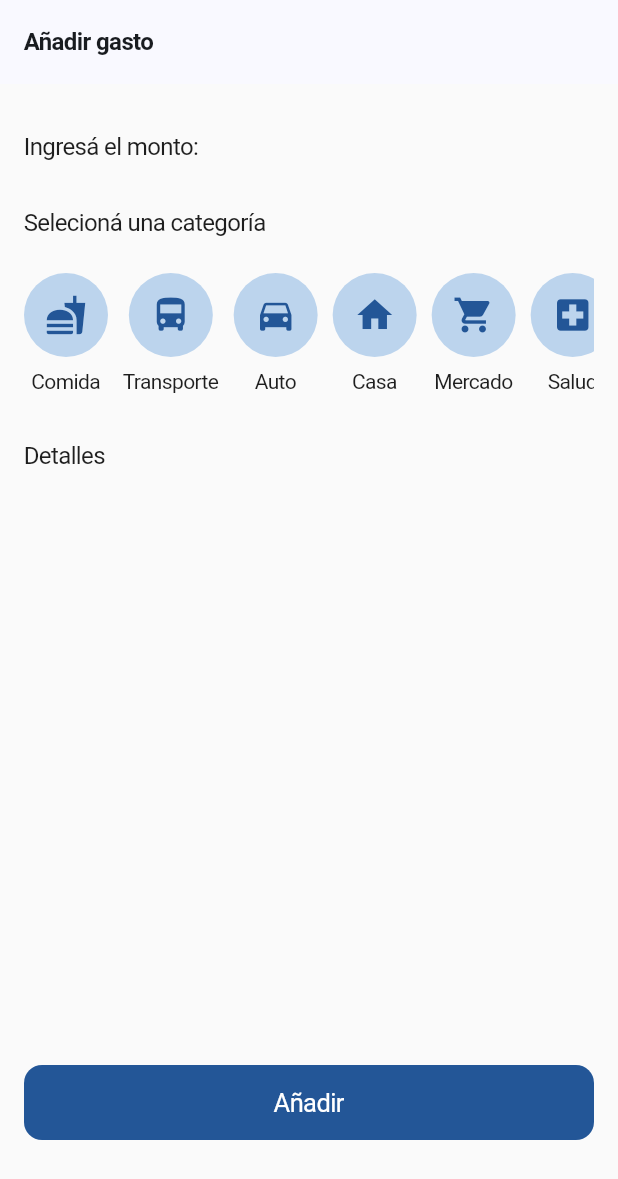
After one commit to MartinBal97/money_flow, a Flutter app: the ExpensesIncomesScreen screen opened by its route, on a phone screen of 412 x 824 dp. The commit adds this screen. Shown: the top 1179 px of the screen. Run offline on Flutter 3.47's test engine with Material 3 defaults, Android fonts, the phone set to English and light mode, and no system bars; our stand-ins replace animated_bottom_navigation_bar, animated_toggle_switch, bloc, cloud_firestore, firebase_auth, firebase_core and 3 more; accounts and stored records are empty; Roboto replaces fonts that are missing (SF Pro Text).

Commit message:
creating transactions model and screen of incomes and expenses

```diff
--- a/lib/core/router/router.dart
+++ b/lib/core/router/router.dart
@@ -9,6 +9,7 @@ import 'package:my_pocket/presentation/pages/auth/authentication_screen.dart';
 import 'package:my_pocket/presentation/pages/auth/signin_screen.dart';
 import 'package:my_pocket/presentation/pages/auth/signup_screen.dart';
 import 'package:my_pocket/presentation/pages/auth/splash_screen.dart';
+import 'package:my_pocket/presentation/pages/expenses_incomes/expenses_incomes_screen.dart';
 import 'package:my_pocket/presentation/pages/goals/goals_screen.dart';
 import 'package:my_pocket/presentation/pages/home/home_screen.dart';
 import 'package:my_pocket/presentation/pages/loading_screen.dart';
@@ -30,6 +31,21 @@ final appRouter = GoRouter(
     GoRoute(
       path: AppRoutes.loading,
       builder: (context, state) => const LoadingScreen(),
+    ),
+    GoRoute(
+      path: AppRoutes.expensesIncomes,
+      builder: (context, state) {
+        final extra = state.extra as Map<String, dynamic>?;
+
+        // Validar que no sea nulo y obtener los valores
+        final bool isHabitualPayment = extra?['isHabitualPayment'] ?? false;
+        final bool isTypeIncome = extra?['isTypeIncome'] ?? false;
+
+        return ExpensesIncomesScreen(
+          isHabitualPayment: isHabitualPayment,
+          isTypeIncome: isTypeIncome,
+        );
+      },
     ),
     GoRoute(
       path: AppRoutes.authentication,
--- a/lib/core/router/routes.dart
+++ b/lib/core/router/routes.dart
@@ -8,4 +8,5 @@ class AppRoutes {
   static const signin = '/signin';
   static const signup = '/signiup';
   static const loading = '/loading';
+  static const expensesIncomes = '/expensesIncomes';
 }
--- a/lib/data/firebase_auth_repo.dart
+++ b/lib/data/firebase_auth_repo.dart
@@ -2,7 +2,7 @@ import 'dart:developer';
 
 import 'package:cloud_firestore/cloud_firestore.dart';
 import 'package:firebase_auth/firebase_auth.dart';
-import 'package:my_pocket/domain/entities/auth/app_user.dart';
+import 'package:my_pocket/domain/entities/app_user.dart';
 import 'package:my_pocket/domain/repository/auth_repo.dart';
 
 class FirebaseAuthRepo implements AuthRepo {
--- /dev/null
+++ b/lib/domain/entities/transactions.dart
@@ -0,0 +1,65 @@
+enum TransactionType { income, expense }
+
+enum TransactionCategory {
+  food,
+  transport,
+  car,
+  home,
+  market,
+  health,
+  education,
+  sport,
+  clothing,
+  rent,
+  salary,
+  ocio,
+  others
+}
+
+class Transactions {
+  final String uid;
+  final String userIdTransaction;
+  final TransactionType transactionType;
+  final TransactionCategory transactionCategory;
+  final double quantity;
+  final bool habitualPayment;
+  final DateTime createdAt;
+  final DateTime updatedAt;
+
+  Transactions({
+    required this.uid,
+    required this.userIdTransaction,
+    required this.transactionType,
+    required this.transactionCategory,
+    required this.quantity,
+    required this.habitualPayment,
+    required this.createdAt,
+    required this.updatedAt,
+  });
+
+  Map<String, dynamic> toJson() {
+    return {
+      'uid': uid,
+      'userIdTransaction': userIdTransaction,
+      'transactionType': transactionType,
+      'transactionCategory': transactionCategory,
+      'quantity': quantity,
+      'habitualPayment': habitualPayment,
+      'createdAt': createdAt,
+      'updatedAt': updatedAt,
+    };
+  }
+
+  factory Transactions.fromJson(Map<String, dynamic> jsonUser) {
+    return Transactions(
+      uid: jsonUser['uid'],
+      userIdTransaction: jsonUser['userIdTransaction'],
+      transactionType: jsonUser['transactionType'],
+      transactionCategory: jsonUser['transactionCategory'],
+      quantity: jsonUser['quantity'],
+      habitualPayment: jsonUser['habitualPayment'],
+      createdAt: jsonUser['createdAt'],
+      updatedAt: jsonUser['updatedAt'],
+    );
+  }
+}
--- a/lib/domain/repository/auth_repo.dart
+++ b/lib/domain/repository/auth_repo.dart
@@ -1,4 +1,4 @@
-import 'package:my_pocket/domain/entities/auth/app_user.dart';
+import 'package:my_pocket/domain/entities/app_user.dart';
 
 abstract class AuthRepo {
   Future<AppUser?> loginWithEmailPassword(String email, String password);
--- a/lib/presentation/common_widgets/buttons_widgets.dart
+++ b/lib/presentation/common_widgets/buttons_widgets.dart
@@ -1,6 +1,7 @@
 import 'package:flutter/material.dart';
 import 'package:my_pocket/core/constans/app_sizes.dart';
 import 'package:my_pocket/core/theme/app_theme.dart';
+import 'package:my_pocket/domain/entities/transactions.dart';
 
 class MainButton extends StatelessWidget {
   final String text;
@@ -68,3 +69,60 @@ class CustomButton extends StatelessWidget {
     );
   }
 }
+
+class CategoryButtonSelection extends StatelessWidget {
+  final TransactionCategory transactionCategory;
+
+  const CategoryButtonSelection({
+    super.key,
+    required this.transactionCategory,
+  });
+
+  List get categoriesOptions {
+    switch (transactionCategory) {
+      case TransactionCategory.food:
+        return [Icons.fastfood, 'Comida'];
+      case TransactionCategory.transport:
+        return [Icons.directions_bus, 'Transporte'];
+      case TransactionCategory.car:
+        return [Icons.directions_car, 'Auto'];
+      case TransactionCategory.home:
+        return [Icons.home, 'Casa'];
+      case TransactionCategory.market:
+        return [Icons.shopping_cart, 'Mercado'];
+      case TransactionCategory.health:
+        return [Icons.local_hospital, 'Salud'];
+      case TransactionCategory.education:
+        return [Icons.school, 'Educación'];
+      case TransactionCategory.sport:
+        return [Icons.sports_soccer, 'Deporte'];
+      case TransactionCategory.clothing:
+        return [Icons.shopping_bag, 'Ropa'];
+      case TransactionCategory.rent:
+        return [Icons.house, 'Alquiler'];
+      case TransactionCategory.salary:
+        return [Icons.monetization_on, 'Salario'];
+      case TransactionCategory.ocio:
+        return [Icons.movie, 'Ocio'];
+      case TransactionCategory.others:
+        return [Icons.more_horiz, 'Otros'];
+    }
+  }
+
+  @override
+  Widget build(BuildContext context) {
+    return Column(
+      mainAxisSize: MainAxisSize.min,
+      spacing: 8,
+      children: [
+        Container(
+          height: 56,
+          width: 56,
+          decoration: const BoxDecoration(color: blue200, shape: BoxShape.circle),
+          child: Icon(categoriesOptions.first, color: blue500, size: 56 * 0.5),
+        ),
+        Text(categoriesOptions.last, style: smallRegularTS),
+      ],
+    );
+  }
+}
--- a/lib/presentation/cubits/cubit/auth_cubit.dart
+++ b/lib/presentation/cubits/cubit/auth_cubit.dart
@@ -1,5 +1,5 @@
 import 'package:bloc/bloc.dart';
-import 'package:my_pocket/domain/entities/auth/app_user.dart';
+import 'package:my_pocket/domain/entities/app_user.dart';
 import 'package:my_pocket/domain/repository/auth_repo.dart';
 
 part 'auth_state.dart';
--- /dev/null
+++ b/lib/presentation/pages/expenses_incomes/expenses_incomes_screen.dart
@@ -0,0 +1,88 @@
+import 'package:flutter/material.dart';
+import 'package:my_pocket/core/constans/app_sizes.dart';
+import 'package:my_pocket/core/theme/app_theme.dart';
+import 'package:my_pocket/domain/entities/transactions.dart';
+import 'package:my_pocket/presentation/common_widgets/buttons_widgets.dart';
+
+class ExpensesIncomesScreen extends StatefulWidget {
+  final bool isTypeIncome;
+  final bool isHabitualPayment;
+
+  const ExpensesIncomesScreen({
+    super.key,
+    required this.isTypeIncome,
+    required this.isHabitualPayment,
+  });
+
+  @override
+  State<ExpensesIncomesScreen> createState() => _ExpensesIncomesScreenState();
+}
+
+class _ExpensesIncomesScreenState extends State<ExpensesIncomesScreen> {
+  @override
+  void dispose() {
+    super.dispose();
+  }
+
+  @override
+  Widget build(BuildContext context) {
+    return Scaffold(
+      appBar: AppBar(
+        title: widget.isHabitualPayment
+            ? const Text('Añadir habitual')
+            : Text(
+                widget.isTypeIncome ? 'Añadir ingreso' : 'Añadir gasto',
+              ),
+      ),
+      body: Padding(
+        padding: const EdgeInsets.symmetric(horizontal: Sizes.p16),
+        child: Column(
+          crossAxisAlignment: CrossAxisAlignment.start,
+          children: [
+            gapH32,
+            const Text(
+              'Ingresá el monto:',
+              style: bodyLargeRTS,
+            ),
+            gapH32,
+            const Text(
+              'Selecioná una categoría',
+              style: bodyLargeRTS,
+            ),
+            gapH24,
+            const SingleChildScrollView(
+              scrollDirection: Axis.horizontal,
+              physics: AlwaysScrollableScrollPhysics(),
+              child: Row(
+                spacing: 10,
+                children: [
+                  CategoryButtonSelection(transactionCategory: TransactionCategory.food),
+                  CategoryButtonSelection(transactionCategory: TransactionCategory.transport),
+                  CategoryButtonSelection(transactionCategory: TransactionCategory.car),
+                  CategoryButtonSelection(transactionCategory: TransactionCategory.home),
+                  CategoryButtonSelection(transactionCategory: TransactionCategory.market),
+                  CategoryButtonSelection(transactionCategory: TransactionCategory.health),
+                  CategoryButtonSelection(transactionCategory: TransactionCategory.education),
+                  CategoryButtonSelection(transactionCategory: TransactionCategory.sport),
+                  CategoryButtonSelection(transactionCategory: TransactionCategory.clothing),
+                  CategoryButtonSelection(transactionCategory: TransactionCategory.rent),
+                  CategoryButtonSelection(transactionCategory: TransactionCategory.salary),
+                  CategoryButtonSelection(transactionCategory: TransactionCategory.ocio),
+                  CategoryButtonSelection(transactionCategory: TransactionCategory.others),
+                ],
+              ),
+            ),
+            gapH32,
+            const Text(
+              'Detalles',
+              style: bodyLargeRTS,
+            ),
+            const Spacer(),
+            MainButton(text: 'Añadir', onTap: () {}),
+            gapH64,
+          ],
+        ),
+      ),
+    );
+  }
+}
```
Also changed, not shown: lib/core/theme/app_theme.dart (+28 -25 lines), lib/presentation/pages/home/home_screen.dart (+46 -26 lines), lib/domain/entities/app_user.dart (renamed from lib/domain/entities/auth/app_user.dart).
